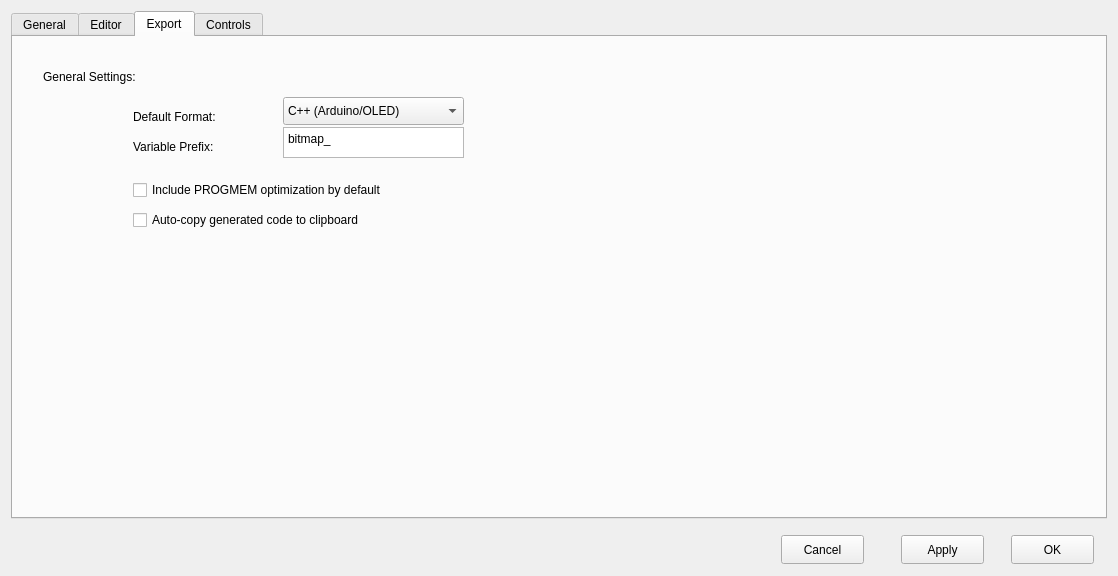
First picture: the form in POD2d/settingsdialog.ui, repository ilertwo/POD2d, before the edit.
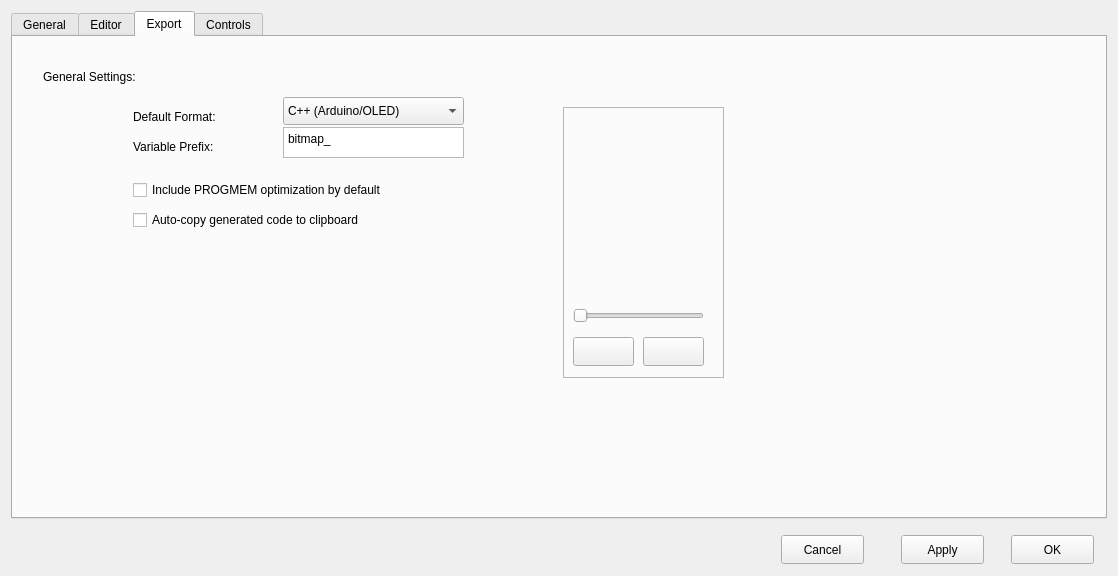
Second picture: the form after the edit. The open tabs and pages were chosen to show the change.

Commit message: feat(ui): implement dynamic color palette and RGB canvas support

What changed in the file:
```diff
--- a/POD2d/settingsdialog.ui
+++ b/POD2d/settingsdialog.ui
@@ -457,6 +457,88 @@
         <string>Auto-copy generated code to clipboard</string>
        </property>
       </widget>
+      <widget class="QFrame" name="frame">
+       <property name="geometry">
+        <rect>
+         <x>550</x>
+         <y>70</y>
+         <width>161</width>
+         <height>271</height>
+        </rect>
+       </property>
+       <property name="frameShape">
+        <enum>QFrame::Shape::StyledPanel</enum>
+       </property>
+       <property name="frameShadow">
+        <enum>QFrame::Shadow::Raised</enum>
+       </property>
+       <widget class="QPushButton" name="btn_PrimaryColor">
+        <property name="geometry">
+         <rect>
+          <x>10</x>
+          <y>230</y>
+          <width>61</width>
+          <height>29</height>
+         </rect>
+        </property>
+        <property name="text">
+         <string/>
+        </property>
+       </widget>
+       <widget class="QPushButton" name="btn_SecondaryColor">
+        <property name="geometry">
+         <rect>
+          <x>80</x>
+          <y>230</y>
+          <width>61</width>
+          <height>29</height>
+         </rect>
+        </property>
+        <property name="text">
+         <string/>
+        </property>
+       </widget>
+       <widget class="QWidget" name="widget_2" native="true">
+        <property name="geometry">
+         <rect>
+          <x>5</x>
+          <y>5</y>
+          <width>150</width>
+          <height>191</height>
+         </rect>
+        </property>
+        <widget class="QWidget" name="gridLayoutWidget">
+         <property name="geometry">
+          <rect>
+           <x>0</x>
+           <y>0</y>
+           <width>141</width>
+           <height>191</height>
+          </rect>
+         </property>
+         <layout class="QGridLayout" name="grid_Palette"/>
+        </widget>
+       </widget>
+       <widget class="QSlider" name="horizontalSlider_2">
+        <property name="geometry">
+         <rect>
+          <x>10</x>
+          <y>200</y>
+          <width>131</width>
+          <height>18</height>
+         </rect>
+        </property>
+        <property name="minimum">
+         <number>1</number>
+        </property>
+        <property name="maximum">
+         <number>255</number>
+        </property>
+        <property name="orientation">
+         <enum>Qt::Orientation::Horizontal</enum>
+        </property>
+       </widget>
+      </widget>
      </widget>
      <widget class="QWidget" name="controls">
       <attribute name="title">
```
Left out of the diff: 2 changed lines with no effect on the pictures. The commit also changes 6 other files.
